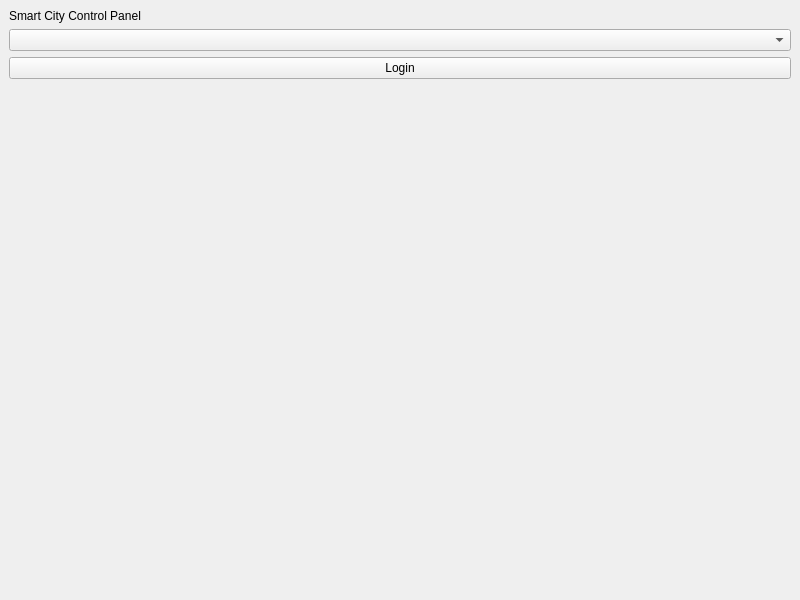
Qt form SmartCity/interface/main_window.ui (larcelboi/qt_designers) before a commit.
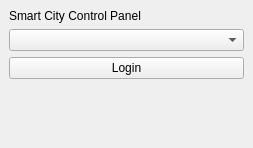
The same form after that commit.

What changed in the file:
```diff
--- a/SmartCity/interface/main_window.ui
+++ b/SmartCity/interface/main_window.ui
@@ -2,7 +2,26 @@
 <ui version="4.0">
  <class>MainWindow</class>
  <widget class="QMainWindow" name="MainWindow">
-  <property name="geometry"><rect><x>0</x><y>0</y><width>800</width><height>600</height></rect></property>
+  <property name="geometry">
+   <rect>
+    <x>0</x>
+    <y>0</y>
+    <width>253</width>
+    <height>148</height>
+   </rect>
+  </property>
+  <property name="minimumSize">
+   <size>
+    <width>0</width>
+    <height>148</height>
+   </size>
+  </property>
+  <property name="maximumSize">
+   <size>
+    <width>266</width>
+    <height>148</height>
+   </size>
+  </property>
   <widget class="QWidget" name="centralwidget">
    <layout class="QVBoxLayout" name="verticalLayout">
     <item><widget class="QLabel" name="lbl_title"><property name="text"><string>Smart City Control Panel</string></property></widget></item>
```
Left out of the diff: 24 changed lines with no effect on the pictures.
